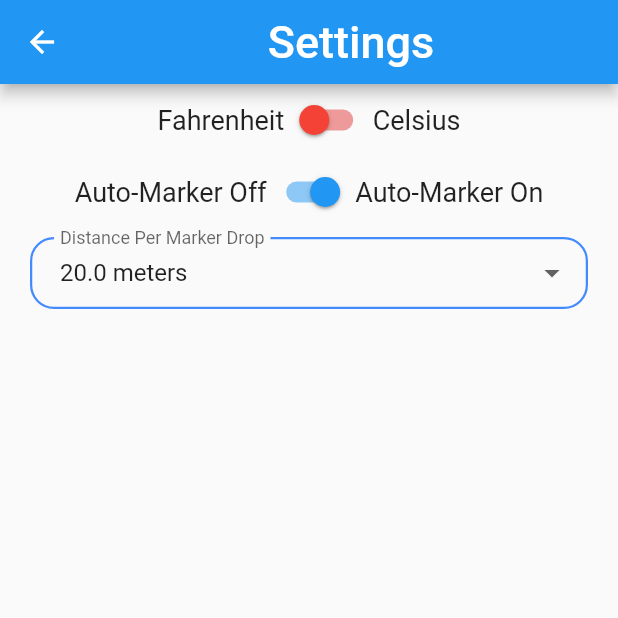
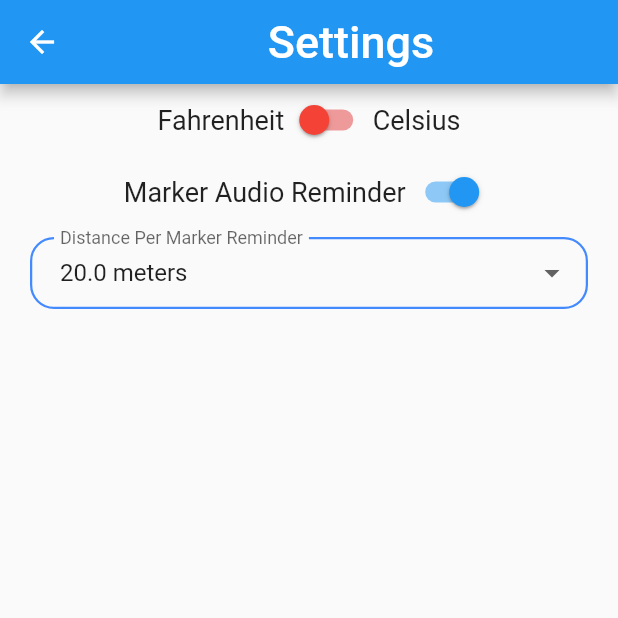
Before and after one commit to adamcantor22/Tick-mon, a Flutter app: the Settings screen opened directly, on a phone screen of 412 x 824 dp, the top half of it. Run offline on Flutter 3.47's test engine with Material 2 defaults, Android fonts, the phone set to English and light mode, and no system bars; our stand-ins replace audioplayers, cloud_firestore, date_format, firebase_auth, firebase_core, firebase_storage and 7 more; missing offline and left inert: flutter_polyline_points, gpx; accounts and stored records are empty.

```diff
--- a/tick_tok_bio/lib/settings_page.dart
+++ b/tick_tok_bio/lib/settings_page.dart
@@ -31,11 +31,15 @@ class SettingsState extends State<Settings> {
         title: Center(
           child: Text(
             'Settings',
-          style: TextStyle(fontSize: 30.0),
-        )),
+            style: TextStyle(
+              fontSize: 30.0,
+            ),
+          ),
+        ),
       ),
       body: Center(
-        child: Column(children: [
+        child: Column(
+          children: [
             Row(
               mainAxisAlignment: MainAxisAlignment.center,
               children: [
@@ -64,7 +68,7 @@ class SettingsState extends State<Settings> {
               mainAxisAlignment: MainAxisAlignment.center,
               children: [
                 Text(
-                'Auto-Marker Off',
+                  'Marker Audio Reminder',
                   style: TextStyle(fontSize: 18.0),
                 ),
                 Switch(
@@ -77,7 +81,7 @@ class SettingsState extends State<Settings> {
                       });
                     }),
                 Text(
-                'Auto-Marker On',
+                  '',
                   style: TextStyle(fontSize: 18.0),
                 ),
               ],
@@ -88,9 +92,9 @@ class SettingsState extends State<Settings> {
                 padding: EdgeInsets.symmetric(horizontal: 20.0, vertical: 6.0),
                 child: DropdownButtonFormField(
                   decoration: InputDecoration(
-                    labelText: 'Distance Per Marker Drop',
-                    contentPadding:
-                        EdgeInsets.symmetric(vertical: 10.0, horizontal: 20.0),
+                      labelText: 'Distance Per Marker Reminder',
+                      contentPadding: EdgeInsets.symmetric(
+                          vertical: 10.0, horizontal: 20.0),
                       border: OutlineInputBorder(
                         borderRadius: BorderRadius.all(Radius.circular(8.0)),
                       ),
@@ -107,7 +111,8 @@ class SettingsState extends State<Settings> {
                   items: distancePerMarker
                       .map<DropdownMenuItem<double>>((double value) {
                     return DropdownMenuItem<double>(
-                      value: value, child: Text(value.toString() + ' meters'));
+                        value: value,
+                        child: Text(value.toString() + ' meters'));
                   }).toList(),
                   value: selectedDistancePerMarker,
                   onChanged: (value) {
@@ -119,7 +124,8 @@ class SettingsState extends State<Settings> {
                 ),
               ),
             ),
-        ]),
+          ],
+        ),
       ),
     );
   }
```
Also changed, not shown: tick_tok_bio/lib/gps_tracking.dart (+7 -19 lines), tick_tok_bio/lib/helper.dart (+47 -0 lines). Lines whose indentation alone changed are shown as unchanged.
